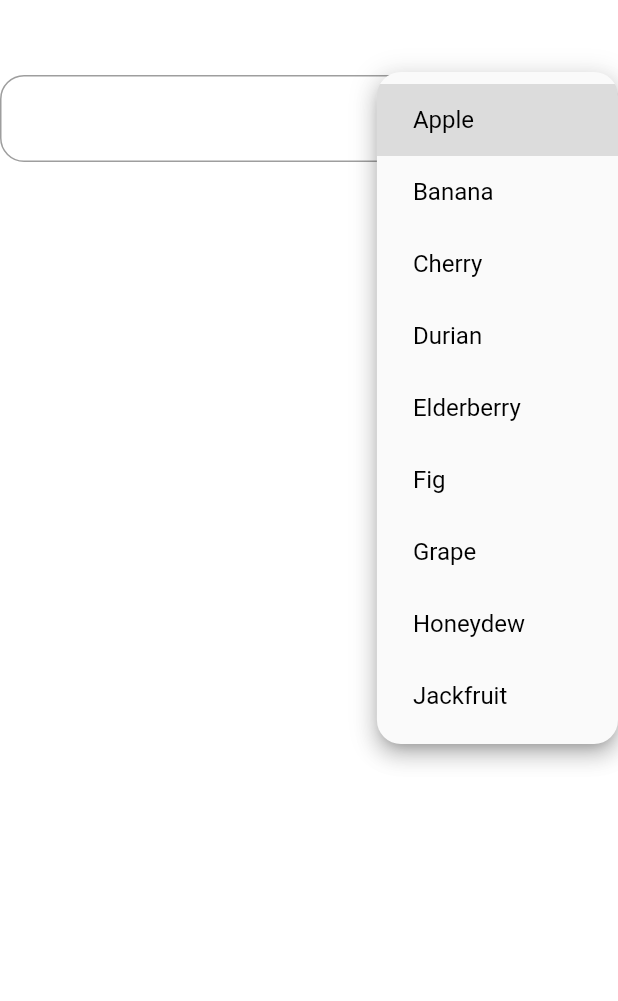
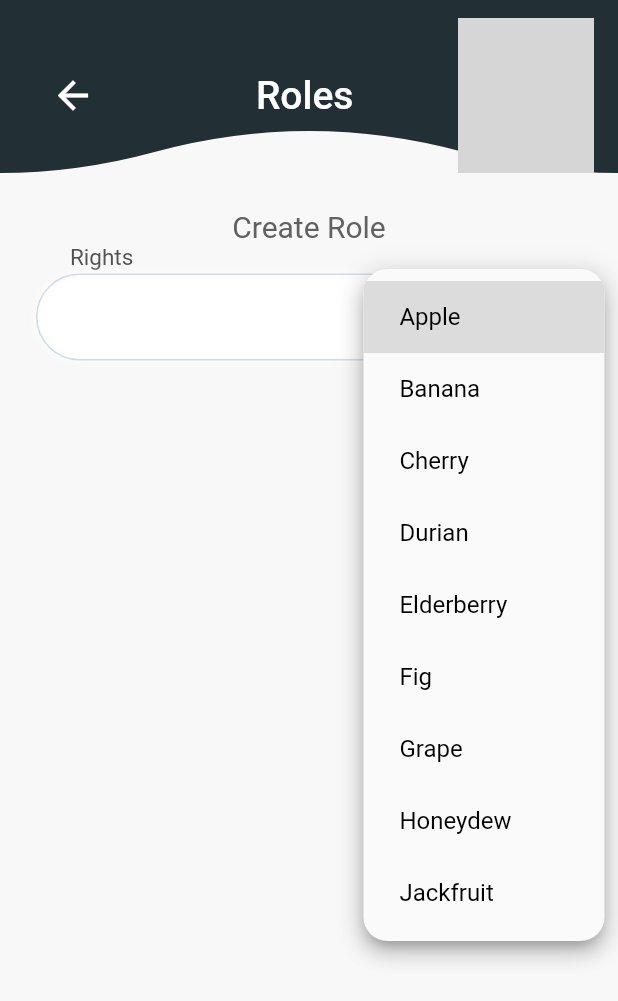
Before and after one commit to El-Sayed-Mustafa/Tennis-App, a Flutter app: the screen it shows after launch, after a tap on the "arrow drop down" icon, on a phone screen of 412 x 824 dp. Shown: the top 1001 px of the screen. Run offline on Flutter 3.47's test engine with Material 2 defaults, Android fonts, the phone set to English and light mode, and no system bars; our stand-ins replace bloc, cached_network_image, carousel_slider, cloud_firestore, curved_navigation_bar, firebase_auth and 11 more; accounts and stored records are empty; Roboto replaces fonts that are missing (Poppins); grey boxes are pictures that could not be loaded.

Commit message:
roles screen part 1

```diff
--- a/lib/Main-Features/Featured/roles/create_role/view/create_role_screen.dart
+++ b/lib/Main-Features/Featured/roles/create_role/view/create_role_screen.dart
@@ -1,13 +1,61 @@
 import 'package:flutter/material.dart';
+import 'package:go_router/go_router.dart';
 import 'package:tennis_app/Main-Features/Featured/roles/create_role/view/widgets/rights_selector.dart';
 
+import '../../../../../core/utils/widgets/app_bar_wave.dart';
+
 class CreateRole extends StatelessWidget {
-  const CreateRole({super.key});
+  const CreateRole({Key? key}) : super(key: key);
 
   @override
   Widget build(BuildContext context) {
+    final screenWidth = MediaQuery.of(context).size.width;
+
     return Scaffold(
-      body: RightSelector(),
+      body: Container(
+        color: const Color(0xFFF8F8F8),
+        child: Column(
+          mainAxisAlignment: MainAxisAlignment.start,
+          children: [
+            AppBarWaveHome(
+              prefixIcon: IconButton(
+                onPressed: () {
+                  GoRouter.of(context).replace('/menu');
+                },
+                icon: const Icon(
+                  Icons.arrow_back,
+                  size: 30,
+                  color: Colors.white,
+                ),
+              ),
+              text: '   Roles',
+              suffixIconPath: '',
+            ),
+            const Padding(
+              padding: EdgeInsets.all(24),
+              child: Column(
+                crossAxisAlignment: CrossAxisAlignment.center,
+                children: [
+                  Text(
+                    'Create Role',
+                    style: TextStyle(
+                      color: Color(0xFF616161),
+                      fontSize: 20,
+                      fontFamily: 'Poppins',
+                      fontWeight: FontWeight.w400,
+                    ),
+                  ),
+                  RightSelector(),
+                ],
+              ),
+            ),
+          ],
+        ),
+      ),
     );
   }
 }
+
+void main() {
+  runApp(const MaterialApp(home: CreateRole()));
+}
--- a/lib/Main-Features/Featured/roles/create_role/view/widgets/rights_selector.dart
+++ b/lib/Main-Features/Featured/roles/create_role/view/widgets/rights_selector.dart
@@ -1,7 +1,7 @@
 import 'package:flutter/material.dart';
 
 class RightSelector extends StatefulWidget {
-  const RightSelector({super.key});
+  const RightSelector({Key? key}) : super(key: key);
 
   @override
   _RightSelectorState createState() => _RightSelectorState();
@@ -21,9 +21,9 @@ class _RightSelectorState extends State<RightSelector> {
   ];
 
   List<Color> wordColors = [
-    Color(0x5172B8FF),
-    Color(0x51EE746C),
-    Color(0x51FFA372),
+    const Color(0x5172B8FF),
+    const Color(0x51EE746C),
+    const Color(0x51FFA372),
   ];
 
   List<String> selectedWords = [];
@@ -31,15 +31,35 @@ class _RightSelectorState extends State<RightSelector> {
 
   @override
   Widget build(BuildContext context) {
+    final screenWidth = MediaQuery.of(context).size.width;
+
     return Column(
-      crossAxisAlignment: CrossAxisAlignment.center,
+      crossAxisAlignment: CrossAxisAlignment.start,
       children: [
-        SizedBox(height: 50),
+        Padding(
+          padding: EdgeInsets.only(bottom: 2.0, left: screenWidth * .055),
+          child: const Text(
+            'Rights',
+            style: TextStyle(
+              color: Color(0xFF525252),
+              fontSize: 15,
+              fontFamily: 'Poppins',
+              fontWeight: FontWeight.w400,
+            ),
+          ),
+        ),
         Container(
           padding: const EdgeInsets.symmetric(horizontal: 8.0, vertical: 4),
           decoration: BoxDecoration(
-            borderRadius: BorderRadius.circular(16),
-            border: Border.all(color: Colors.grey),
+            borderRadius: BorderRadius.circular(30),
+            border: Border.all(color: const Color(0x300A557F), width: 1),
+            boxShadow: const [
+              BoxShadow(
+                color: Colors.white,
+                blurRadius: 4,
+                offset: Offset(0, 0),
+              ),
+            ],
           ),
           child: Row(
             children: [
@@ -56,8 +76,8 @@ class _RightSelectorState extends State<RightSelector> {
                           borderRadius: BorderRadius.circular(20),
                         ),
                       ),
-                      padding: EdgeInsets.all(10),
-                      margin: EdgeInsets.symmetric(vertical: 4),
+                      padding: const EdgeInsets.all(10),
+                      margin: const EdgeInsets.symmetric(vertical: 4),
                       child: Text(word),
                     );
                   }).toList(),
@@ -77,21 +97,21 @@ class _RightSelectorState extends State<RightSelector> {
                       }
                     });
                   },
-                  style: TextStyle(
+                  style: const TextStyle(
                     color: Colors.black,
                     fontSize: 16,
                   ),
                   borderRadius: BorderRadius.circular(16),
-                  icon: Icon(
+                  icon: const Icon(
                     Icons.arrow_drop_down,
-                    color: Colors.black,
+                    color: Color(0xFF1B262C),
                     size: 30,
                   ),
                   items: words.map<DropdownMenuItem<String>>((String value) {
                     return DropdownMenuItem<String>(
                       value: value,
                       child: Padding(
-                        padding: EdgeInsets.symmetric(horizontal: 8),
+                        padding: const EdgeInsets.symmetric(horizontal: 8),
                         child: Text(value),
                       ),
                     );
--- a/lib/core/utils/app_router.dart
+++ b/lib/core/utils/app_router.dart
@@ -7,6 +7,7 @@ import 'package:tennis_app/Main-Features/Featured/navigation_bar/cubit/navigatio
 import 'package:tennis_app/Main-Features/Featured/navigation_bar/navigation_bar_screen.dart';
 import 'package:tennis_app/Main-Features/Featured/onboarding/onboarding_screen.dart';
 import 'package:tennis_app/Main-Features/Featured/splash/splash_screen.dart';
+import 'package:tennis_app/Main-Features/menu/menu_screen.dart';
 
 import '../../Auth/screens/forget_password.dart';
 import '../../Main-Features/Featured/choose_club/choose_club_screen.dart';
@@ -84,6 +85,12 @@ abstract class AppRouter {
               return CreateEvent();
             },
           ),
+          GoRoute(
+            path: 'menu',
+            builder: (BuildContext context, GoRouterState state) {
+              return MenuScreen();
+            },
+          ),
         ],
       ),
     ],
```
